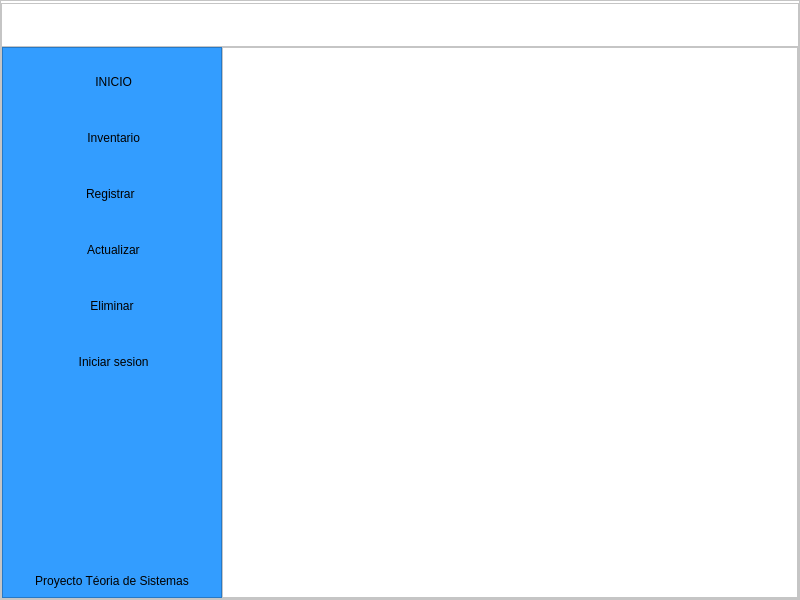
DanielSajvin/proyecto_teoria_sistemas, file views/proyectoTS.ui: the form before one commit.
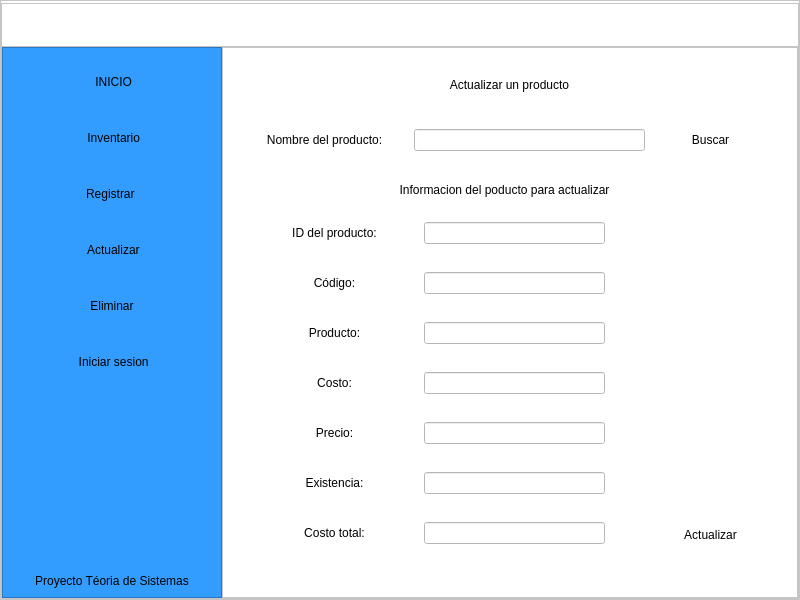
The form after the commit. The open tabs and pages were chosen to show the change. Icons and pictures are not drawn.

Commit message: Añadi el apartado de actualizar y eliminar productos

```diff
--- a/views/proyectoTS.ui
+++ b/views/proyectoTS.ui
@@ -1047,8 +1047,520 @@
                  </property>
                 </widget>
                </widget>
-               <widget class="QWidget" name="page_actualizar"/>
-               <widget class="QWidget" name="page_eliminar"/>
+               <widget class="QWidget" name="page_actualizar">
+                <widget class="QLabel" name="label_16">
+                 <property name="geometry">
+                  <rect>
+                   <x>130</x>
+                   <y>20</y>
+                   <width>311</width>
+                   <height>31</height>
+                  </rect>
+                 </property>
+                 <property name="styleSheet">
+                  <string notr="true">font: 75 12pt &quot;Open Sans Semibold&quot;</string>
+                 </property>
+                 <property name="text">
+                  <string>Actualizar un producto</string>
+                 </property>
+                 <property name="alignment">
+                  <set>Qt::AlignCenter</set>
+                 </property>
+                </widget>
+                <widget class="QLabel" name="label_17">
+                 <property name="geometry">
+                  <rect>
+                   <x>30</x>
+                   <y>80</y>
+                   <width>141</width>
+                   <height>21</height>
+                  </rect>
+                 </property>
+                 <property name="styleSheet">
+                  <string notr="true">font: 75 8pt &quot;Open Sans Semibold&quot;</string>
+                 </property>
+                 <property name="text">
+                  <string>Nombre del producto:</string>
+                 </property>
+                 <property name="alignment">
+                  <set>Qt::AlignCenter</set>
+                 </property>
+                </widget>
+                <widget class="QLineEdit" name="lineEdit_reg_aso_nombre_8">
+                 <property name="geometry">
+                  <rect>
+                   <x>190</x>
+                   <y>80</y>
+                   <width>231</width>
+                   <height>22</height>
+                  </rect>
+                 </property>
+                 <property name="styleSheet">
+                  <string notr="true">font: 75 8pt &quot;Open Sans Semibold&quot;</string>
+                 </property>
+                </widget>
+                <widget class="QLabel" name="label_18">
+                 <property name="geometry">
+                  <rect>
+                   <x>150</x>
+                   <y>130</y>
+                   <width>261</width>
+                   <height>21</height>
+                  </rect>
+                 </property>
+                 <property name="layoutDirection">
+                  <enum>Qt::LeftToRight</enum>
+                 </property>
+                 <property name="styleSheet">
+                  <string notr="true">font: 75 8pt &quot;Open Sans Semibold&quot;</string>
+                 </property>
+                 <property name="text">
+                  <string>Informacion del poducto para actualizar</string>
+                 </property>
+                 <property name="alignment">
+                  <set>Qt::AlignCenter</set>
+                 </property>
+                </widget>
+                <widget class="QLabel" name="label_19">
+                 <property name="geometry">
+                  <rect>
+                   <x>30</x>
+                   <y>173</y>
+                   <width>161</width>
+                   <height>21</height>
+                  </rect>
+                 </property>
+                 <property name="styleSheet">
+                  <string notr="true">font: 75 8pt &quot;Open Sans Semibold&quot;</string>
+                 </property>
+                 <property name="text">
+                  <string>ID del producto:</string>
+                 </property>
+                 <property name="alignment">
+                  <set>Qt::AlignCenter</set>
+                 </property>
+                </widget>
+                <widget class="QLineEdit" name="lineEdit_reg_aso_nombre_9">
+                 <property name="geometry">
+                  <rect>
+                   <x>200</x>
+                   <y>173</y>
+                   <width>181</width>
+                   <height>22</height>
+                  </rect>
+                 </property>
+                 <property name="styleSheet">
+                  <string notr="true">font: 75 8pt &quot;Open Sans Semibold&quot;</string>
+                 </property>
+                </widget>
+                <widget class="QLabel" name="label_20">
+                 <property name="geometry">
+                  <rect>
+                   <x>30</x>
+                   <y>223</y>
+                   <width>161</width>
+                   <height>21</height>
+                  </rect>
+                 </property>
+                 <property name="styleSheet">
+                  <string notr="true">font: 75 8pt &quot;Open Sans Semibold&quot;</string>
+                 </property>
+                 <property name="text">
+                  <string>Código:</string>
+                 </property>
+                 <property name="alignment">
+                  <set>Qt::AlignCenter</set>
+                 </property>
+                </widget>
+                <widget class="QLineEdit" name="lineEdit_reg_aso_nombre_10">
+                 <property name="geometry">
+                  <rect>
+                   <x>200</x>
+                   <y>223</y>
+                   <width>181</width>
+                   <height>22</height>
+                  </rect>
+                 </property>
+                 <property name="styleSheet">
+                  <string notr="true">font: 75 8pt &quot;Open Sans Semibold&quot;</string>
+                 </property>
+                </widget>
+                <widget class="QLabel" name="label_22">
+                 <property name="geometry">
+                  <rect>
+                   <x>30</x>
+                   <y>273</y>
+                   <width>161</width>
+                   <height>21</height>
+                  </rect>
+                 </property>
+                 <property name="styleSheet">
+                  <string notr="true">font: 75 8pt &quot;Open Sans Semibold&quot;</string>
+                 </property>
+                 <property name="text">
+                  <string>Producto:</string>
+                 </property>
+                 <property name="alignment">
+                  <set>Qt::AlignCenter</set>
+                 </property>
+                </widget>
+                <widget class="QLabel" name="label_23">
+                 <property name="geometry">
+                  <rect>
+                   <x>30</x>
+                   <y>473</y>
+                   <width>161</width>
+                   <height>21</height>
+                  </rect>
+                 </property>
+                 <property name="styleSheet">
+                  <string notr="true">font: 75 8pt &quot;Open Sans Semibold&quot;</string>
+                 </property>
+                 <property name="text">
+                  <string>Costo total:</string>
+                 </property>
+                 <property name="alignment">
+                  <set>Qt::AlignCenter</set>
+                 </property>
+                </widget>
+                <widget class="QLabel" name="label_24">
+                 <property name="geometry">
+                  <rect>
+                   <x>30</x>
+                   <y>323</y>
+                   <width>161</width>
+                   <height>21</height>
+                  </rect>
+                 </property>
+                 <property name="styleSheet">
+                  <string notr="true">font: 75 8pt &quot;Open Sans Semibold&quot;</string>
+                 </property>
+                 <property name="text">
+                  <string>Costo:</string>
+                 </property>
+                 <property name="alignment">
+                  <set>Qt::AlignCenter</set>
+                 </property>
+                </widget>
+                <widget class="QLabel" name="label_25">
+                 <property name="geometry">
+                  <rect>
+                   <x>30</x>
+                   <y>373</y>
+                   <width>161</width>
+                   <height>21</height>
+                  </rect>
+                 </property>
+                 <property name="styleSheet">
+                  <string notr="true">font: 75 8pt &quot;Open Sans Semibold&quot;</string>
+                 </property>
+                 <property name="text">
+                  <string>Precio:</string>
+                 </property>
+                 <property name="alignment">
+                  <set>Qt::AlignCenter</set>
+                 </property>
+                </widget>
+                <widget class="QLabel" name="label_26">
+                 <property name="geometry">
+                  <rect>
+                   <x>30</x>
+                   <y>423</y>
+                   <width>161</width>
+                   <height>21</height>
+                  </rect>
+                 </property>
+                 <property name="styleSheet">
+                  <string notr="true">font: 75 8pt &quot;Open Sans Semibold&quot;</string>
+                 </property>
+                 <property name="text">
+                  <string>Existencia:</string>
+                 </property>
+                 <property name="alignment">
+                  <set>Qt::AlignCenter</set>
+                 </property>
+                </widget>
+                <widget class="QLineEdit" name="lineEdit_reg_aso_nombre_11">
+                 <property name="geometry">
+                  <rect>
+                   <x>200</x>
+                   <y>273</y>
+                   <width>181</width>
+                   <height>22</height>
+                  </rect>
+                 </property>
+                 <property name="styleSheet">
+                  <string notr="true">font: 75 8pt &quot;Open Sans Semibold&quot;</string>
+                 </property>
+                </widget>
+                <widget class="QLineEdit" name="lineEdit_reg_aso_nombre_13">
+                 <property name="geometry">
+                  <rect>
+                   <x>200</x>
+                   <y>323</y>
+                   <width>181</width>
+                   <height>22</height>
+                  </rect>
+                 </property>
+                 <property name="styleSheet">
+                  <string notr="true">font: 75 8pt &quot;Open Sans Semibold&quot;</string>
+                 </property>
+                </widget>
+                <widget class="QLineEdit" name="lineEdit_reg_aso_nombre_14">
+                 <property name="geometry">
+                  <rect>
+                   <x>200</x>
+                   <y>373</y>
+                   <width>181</width>
+                   <height>22</height>
+                  </rect>
+                 </property>
+                 <property name="styleSheet">
+                  <string notr="true">font: 75 8pt &quot;Open Sans Semibold&quot;</string>
+                 </property>
+                </widget>
+                <widget class="QLineEdit" name="lineEdit_reg_aso_nombre_15">
+                 <property name="geometry">
+                  <rect>
+                   <x>200</x>
+                   <y>423</y>
+                   <width>181</width>
+                   <height>22</height>
+                  </rect>
+                 </property>
+                 <property name="styleSheet">
+                  <string notr="true">font: 75 8pt &quot;Open Sans Semibold&quot;</string>
+                 </property>
+                </widget>
+                <widget class="QLineEdit" name="lineEdit_reg_aso_nombre_16">
+                 <property name="geometry">
+                  <rect>
+                   <x>200</x>
+                   <y>473</y>
+                   <width>181</width>
+                   <height>22</height>
+                  </rect>
+                 </property>
+                 <property name="styleSheet">
+                  <string notr="true">font: 75 8pt &quot;Open Sans Semibold&quot;</string>
+                 </property>
+                </widget>
+                <widget class="QPushButton" name="pushButton_2">
+                 <property name="geometry">
+                  <rect>
+                   <x>440</x>
+                   <y>70</y>
+                   <width>93</width>
+                   <height>41</height>
+                  </rect>
+                 </property>
+                 <property name="styleSheet">
+                  <string notr="true">QPushButton{
+border:Opx;
+}
+
+QPushButton:hover{
+background-color: rgb(51, 157, 255);
+font: 75 8pt &quot;Open Sans Semibold&quot;;
+}</string>
+                 </property>
+                 <property name="text">
+                  <string>Buscar</string>
+                 </property>
+                </widget>
+                <widget class="QPushButton" name="pushButton_4">
+                 <property name="geometry">
+                  <rect>
+                   <x>440</x>
+                   <y>470</y>
+                   <width>93</width>
+                   <height>31</height>
+                  </rect>
+                 </property>
+                 <property name="styleSheet">
+                  <string notr="true">QPushButton{
+border:Opx;
+}
+
+QPushButton:hover{
+background-color: rgb(51, 157, 255);
+font: 75 8pt &quot;Open Sans Semibold&quot;;
+}</string>
+                 </property>
+                 <property name="text">
+                  <string>Actualizar</string>
+                 </property>
+                </widget>
+               </widget>
+               <widget class="QWidget" name="page_eliminar">
+                <widget class="QLabel" name="label_27">
+                 <property name="geometry">
+                  <rect>
+                   <x>0</x>
+                   <y>20</y>
+                   <width>561</width>
+                   <height>31</height>
+                  </rect>
+                 </property>
+                 <property name="styleSheet">
+                  <string notr="true">font: 75 12pt &quot;Open Sans Semibold&quot;</string>
+                 </property>
+                 <property name="text">
+                  <string>Eliminar un producto</string>
+                 </property>
+                 <property name="alignment">
+                  <set>Qt::AlignCenter</set>
+                 </property>
+                </widget>
+                <widget class="QLabel" name="label_28">
+                 <property name="geometry">
+                  <rect>
+                   <x>20</x>
+                   <y>70</y>
+                   <width>141</width>
+                   <height>21</height>
+                  </rect>
+                 </property>
+                 <property name="styleSheet">
+                  <string notr="true">font: 75 8pt &quot;Open Sans Semibold&quot;</string>
+                 </property>
+                 <property name="text">
+                  <string>Nombre del producto:</string>
+                 </property>
+                 <property name="alignment">
+                  <set>Qt::AlignCenter</set>
+                 </property>
+                </widget>
+                <widget class="QLineEdit" name="lineEdit_reg_aso_nombre_12">
+                 <property name="geometry">
+                  <rect>
+                   <x>190</x>
+                   <y>70</y>
+                   <width>231</width>
+                   <height>22</height>
+                  </rect>
+                 </property>
+                 <property name="styleSheet">
+                  <string notr="true">font: 75 8pt &quot;Open Sans Semibold&quot;</string>
+                 </property>
+                </widget>
+                <widget class="QPushButton" name="pushButton_5">
+                 <property name="geometry">
+                  <rect>
+                   <x>440</x>
+                   <y>60</y>
+                   <width>93</width>
+                   <height>41</height>
+                  </rect>
+                 </property>
+                 <property name="styleSheet">
+                  <string notr="true">QPushButton{
+border:Opx;
+}
+
+QPushButton:hover{
+background-color: rgb(51, 157, 255);
+font: 75 8pt &quot;Open Sans Semibold&quot;;
+}</string>
+                 </property>
+                 <property name="text">
+                  <string>Buscar</string>
+                 </property>
+                </widget>
+                <widget class="QTableWidget" name="tableWidget_2">
+                 <property name="geometry">
+                  <rect>
+                   <x>10</x>
+                   <y>110</y>
+                   <width>541</width>
+                   <height>381</height>
+                  </rect>
+                 </property>
+                 <column>
+                  <property name="text">
+                   <string>ID</string>
+                  </property>
+                 </column>
+                 <column>
+                  <property name="text">
+                   <string>Código</string>
+                  </property>
+                 </column>
+                 <column>
+                  <property name="text">
+                   <string>Producto</string>
+                  </property>
+                 </column>
+                 <column>
+                  <property name="text">
+                   <string>Costo</string>
+                  </property>
+                 </column>
+                 <column>
+                  <property name="text">
+                   <string>Precio</string>
+                  </property>
+                 </column>
+                 <column>
+                  <property name="text">
+                   <string>Existencia</string>
+                  </property>
+                 </column>
+                 <column>
+                  <property name="text">
+                   <string>Costo Total</string>
+                  </property>
+                 </column>
+                </widget>
+                <widget class="QWidget" name="">
+                 <property name="geometry">
+                  <rect>
+                   <x>10</x>
+                   <y>500</y>
+                   <width>541</width>
+                   <height>32</height>
+                  </rect>
+                 </property>
+                 <layout class="QHBoxLayout" name="horizontalLayout_5">
+                  <item>
+                   <spacer name="horizontalSpacer_3">
+                    <property name="orientation">
+                     <enum>Qt::Horizontal</enum>
+                    </property>
+                    <property name="sizeHint" stdset="0">
+                     <size>
+                      <width>308</width>
+                      <height>13</height>
+                     </size>
+                    </property>
+                   </spacer>
+                  </item>
+                  <item>
+                   <widget class="QPushButton" name="pushButton_6">
+                    <property name="minimumSize">
+                     <size>
+                      <width>100</width>
+                      <height>30</height>
+                     </size>
+                    </property>
+                    <property name="styleSheet">
+                     <string notr="true">QPushButton{
+border:Opx;
+}
+
+QPushButton:hover{
+background-color: rgb(51, 157, 255);
+font: 75 8pt &quot;Open Sans Semibold&quot;;
+}</string>
+                    </property>
+                    <property name="text">
+                     <string>Eliminar</string>
+                    </property>
+                   </widget>
+                  </item>
+                 </layout>
+                </widget>
+               </widget>
                <widget class="QWidget" name="page_iniciar_sesion">
                 <widget class="QLabel" name="label_12">
                  <property name="geometry">
```
Left out of the diff: 24 changed lines with no effect on the pictures. The commit also changes 1 other file.
